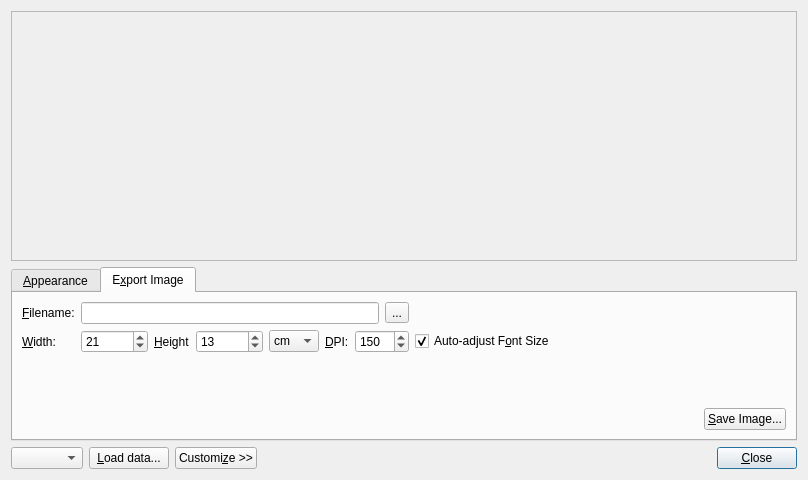
Above: libavogadro/src/extensions/spectradialog.ui from cryos/avogadro before the change. Below: the same form after it.
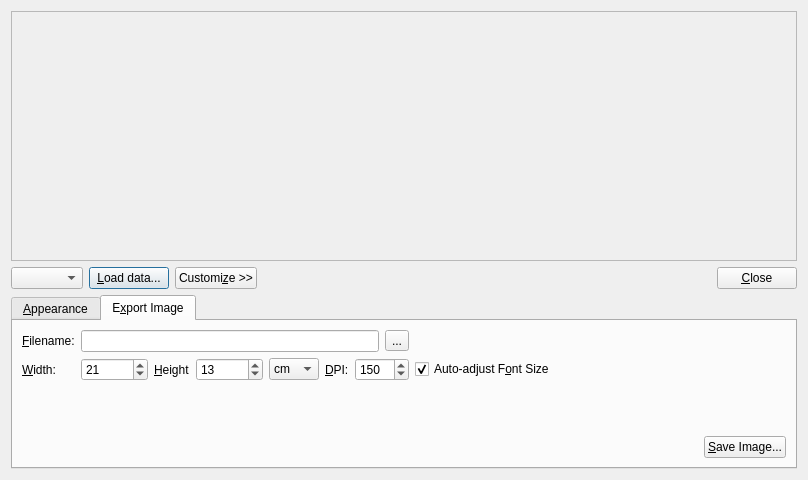
That is the form after the change. Custom widgets are drawn as their Qt base class.

Commit message: Keep the spectra plot widget the same size on toggleCustomize(). Fixes PR#2801471

What changed in the file:
```diff
--- a/libavogadro/src/extensions/spectradialog.ui
+++ b/libavogadro/src/extensions/spectradialog.ui
@@ -20,7 +20,85 @@
    <string>Spectra Visualization</string>
   </property>
   <layout class="QGridLayout" name="gridLayout">
-   <item row="3" column="10">
+   <item row="0" column="0" colspan="5">
+    <widget class="Avogadro::PlotWidget" name="plot">
+     <property name="sizePolicy">
+      <sizepolicy hsizetype="Preferred" vsizetype="Preferred">
+       <horstretch>0</horstretch>
+       <verstretch>0</verstretch>
+      </sizepolicy>
+     </property>
+     <property name="baseSize">
+      <size>
+       <width>800</width>
+       <height>500</height>
+      </size>
+     </property>
+     <property name="toolTip">
+      <string>Controls:
+Double left click: Restore default axis limits
+Right click + drag: Move plot
+Middle click + drag: Zoom to region
+Scroll wheel: Zoom to cursor</string>
+     </property>
+     <property name="frameShape">
+      <enum>QFrame::StyledPanel</enum>
+     </property>
+     <property name="frameShadow">
+      <enum>QFrame::Raised</enum>
+     </property>
+    </widget>
+   </item>
+   <item row="1" column="0">
+    <widget class="QComboBox" name="combo_spectra">
+     <property name="sizePolicy">
+      <sizepolicy hsizetype="Fixed" vsizetype="Fixed">
+       <horstretch>0</horstretch>
+       <verstretch>0</verstretch>
+      </sizepolicy>
+     </property>
+    </widget>
+   </item>
+   <item row="1" column="1">
+    <widget class="QPushButton" name="push_loadSpectra">
+     <property name="sizePolicy">
+      <sizepolicy hsizetype="Fixed" vsizetype="Fixed">
+       <horstretch>0</horstretch>
+       <verstretch>0</verstretch>
+      </sizepolicy>
+     </property>
+     <property name="text">
+      <string>&amp;Load data...</string>
+     </property>
+    </widget>
+   </item>
+   <item row="1" column="2">
+    <widget class="QPushButton" name="push_customize">
+     <property name="sizePolicy">
+      <sizepolicy hsizetype="Fixed" vsizetype="Fixed">
+       <horstretch>0</horstretch>
+       <verstretch>0</verstretch>
+      </sizepolicy>
+     </property>
+     <property name="text">
+      <string>Customi&amp;ze &gt;&gt;</string>
+     </property>
+    </widget>
+   </item>
+   <item row="1" column="3">
+    <spacer name="horizontalSpacer">
+     <property name="orientation">
+      <enum>Qt::Horizontal</enum>
+     </property>
+     <property name="sizeHint" stdset="0">
+      <size>
+       <width>40</width>
+       <height>20</height>
+      </size>
+     </property>
+    </spacer>
+   </item>
+   <item row="1" column="4">
     <widget class="QPushButton" name="pushButton">
      <property name="sizePolicy">
       <sizepolicy hsizetype="Fixed" vsizetype="Fixed">
@@ -33,25 +111,7 @@
      </property>
     </widget>
    </item>
-   <item row="3" column="5" colspan="5">
-    <spacer name="horizontalSpacer">
-     <property name="orientation">
-      <enum>Qt::Horizontal</enum>
-     </property>
-     <property name="sizeHint" stdset="0">
-      <size>
-       <width>40</width>
-       <height>20</height>
-      </size>
-     </property>
-    </spacer>
-   </item>
-   <item row="1" column="2" colspan="9">
-    <layout class="QVBoxLayout" name="verticalLayout">
-     <property name="spacing">
-      <number>-1</number>
-     </property>
-     <item>
+   <item row="2" column="0" colspan="5">
       <widget class="QTabWidget" name="tab_widget">
        <property name="sizePolicy">
         <sizepolicy hsizetype="Expanding" vsizetype="Fixed">
@@ -571,73 +631,6 @@
          </item>
         </layout>
        </widget>
-      </widget>
-     </item>
-    </layout>
-   </item>
-   <item row="3" column="4">
-    <widget class="QPushButton" name="push_customize">
-     <property name="sizePolicy">
-      <sizepolicy hsizetype="Fixed" vsizetype="Fixed">
-       <horstretch>0</horstretch>
-       <verstretch>0</verstretch>
-      </sizepolicy>
-     </property>
-     <property name="text">
-      <string>Customi&amp;ze &gt;&gt;</string>
-     </property>
-    </widget>
-   </item>
-   <item row="3" column="2">
-    <widget class="QComboBox" name="combo_spectra">
-     <property name="sizePolicy">
-      <sizepolicy hsizetype="Fixed" vsizetype="Fixed">
-       <horstretch>0</horstretch>
-       <verstretch>0</verstretch>
-      </sizepolicy>
-     </property>
-    </widget>
-   </item>
-   <item row="3" column="3">
-    <widget class="QPushButton" name="push_loadSpectra">
-     <property name="sizePolicy">
-      <sizepolicy hsizetype="Fixed" vsizetype="Fixed">
-       <horstretch>0</horstretch>
-       <verstretch>0</verstretch>
-      </sizepolicy>
-     </property>
-     <property name="text">
-      <string>&amp;Load data...</string>
-     </property>
-    </widget>
-   </item>
-   <item row="0" column="2" colspan="9">
-    <widget class="Avogadro::PlotWidget" name="plot">
-     <property name="sizePolicy">
-      <sizepolicy hsizetype="Preferred" vsizetype="Preferred">
-       <horstretch>0</horstretch>
-       <verstretch>0</verstretch>
-      </sizepolicy>
-     </property>
-     <property name="baseSize">
-      <size>
-       <width>800</width>
-       <height>500</height>
-      </size>
-     </property>
-     <property name="toolTip">
-      <string>Controls:
-Double left click: Restore default axis limits
-Right click + drag: Move plot
-Middle click + drag: Zoom to region
-Scroll wheel: Zoom to cursor</string>
-     </property>
-     <property name="frameShape">
-      <enum>QFrame::StyledPanel</enum>
-     </property>
-     <property name="frameShadow">
-      <enum>QFrame::Raised</enum>
-     </property>
     </widget>
    </item>
   </layout>
```
Lines whose indentation alone changed are shown as unchanged. The commit also changes 1 other file.
